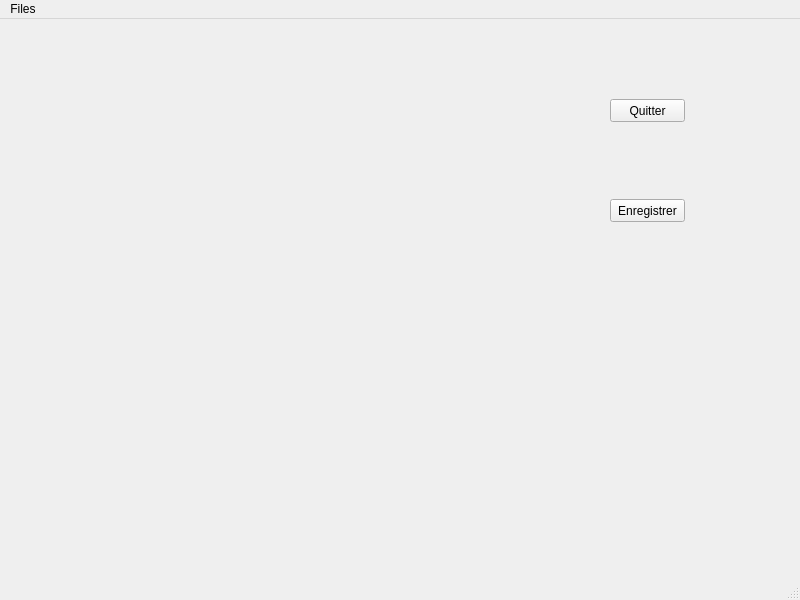
Qt form interface.ui (ambrefischer/Jeu-de-Dame) before a commit.
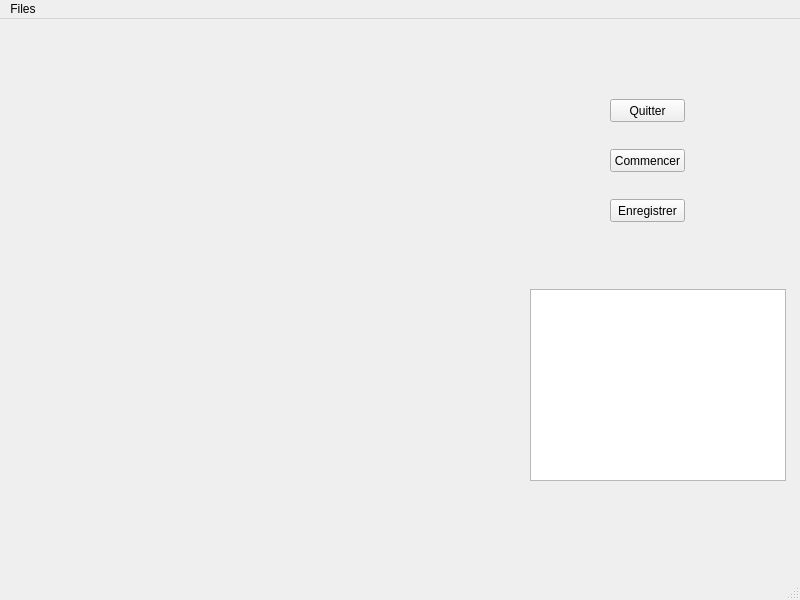
The same form after that commit. Icons and pictures are not drawn.

```diff
--- a/interface.ui
+++ b/interface.ui
@@ -57,6 +57,36 @@
      <string>Enregistrer</string>
     </property>
    </widget>
+   <widget class="QTextBrowser" name="textBrowser">
+    <property name="geometry">
+     <rect>
+      <x>530</x>
+      <y>270</y>
+      <width>256</width>
+      <height>192</height>
+     </rect>
+    </property>
+    <property name="html">
+     <string>&lt;!DOCTYPE HTML PUBLIC &quot;-//W3C//DTD HTML 4.0//EN&quot; &quot;http://www.w3.org/TR/REC-html40/strict.dtd&quot;&gt;
+&lt;html&gt;&lt;head&gt;&lt;meta name=&quot;qrichtext&quot; content=&quot;1&quot; /&gt;&lt;style type=&quot;text/css&quot;&gt;
+p, li { white-space: pre-wrap; }
+&lt;/style&gt;&lt;/head&gt;&lt;body style=&quot; font-family:'MS Shell Dlg 2'; font-size:8.25pt; font-weight:400; font-style:normal;&quot;&gt;
+&lt;p style=&quot;-qt-paragraph-type:empty; margin-top:0px; margin-bottom:0px; margin-left:0px; margin-right:0px; -qt-block-indent:0; text-indent:0px; font-family:'MS Shell Dlg 2';&quot;&gt;&lt;br /&gt;&lt;/p&gt;&lt;/body&gt;&lt;/html&gt;</string>
+    </property>
+   </widget>
+   <widget class="QPushButton" name="bout_commencer">
+    <property name="geometry">
+     <rect>
+      <x>610</x>
+      <y>130</y>
+      <width>75</width>
+      <height>23</height>
+     </rect>
+    </property>
+    <property name="text">
+     <string>Commencer</string>
+    </property>
+   </widget>
   </widget>
   <widget class="QMenuBar" name="menubar">
    <property name="geometry">
```
Left out of the diff: 18 changed lines with no effect on the pictures.
